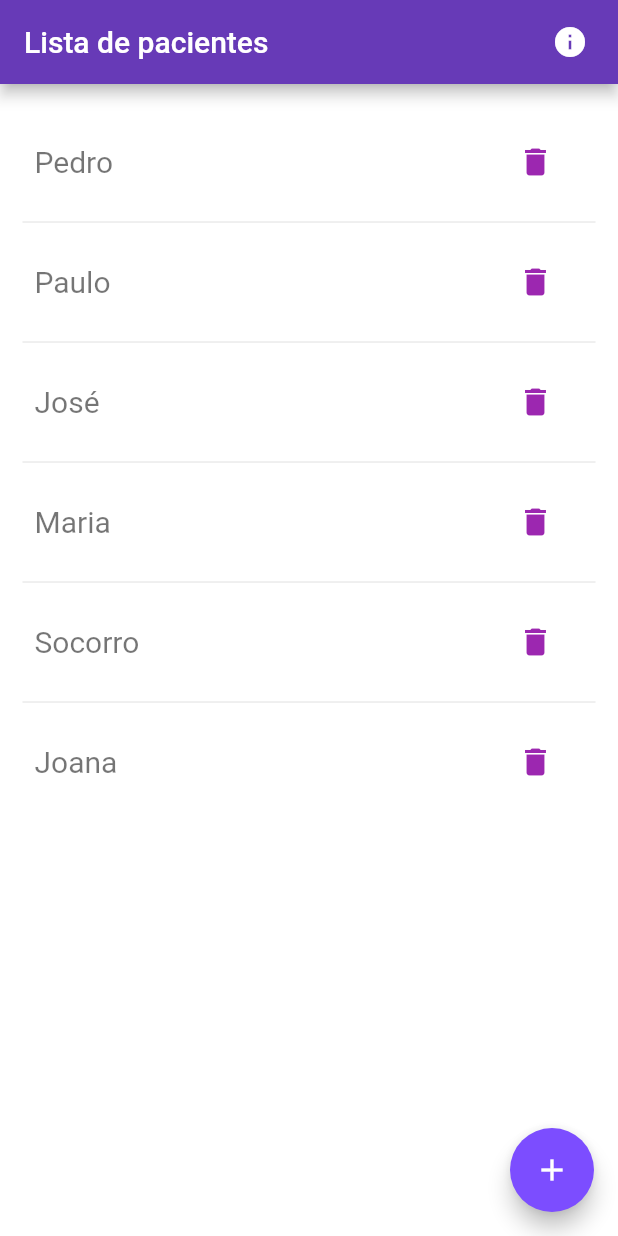
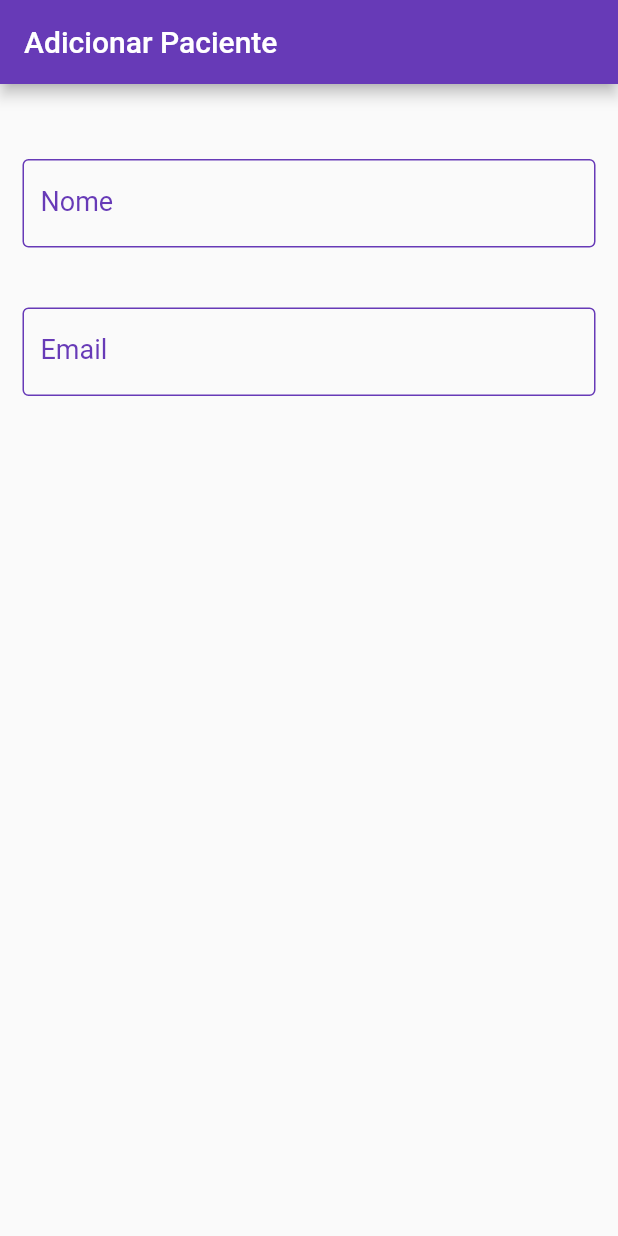
Before and after one commit to edmararocha/app_listagem, a Flutter app: the screen it shows after launch, after a tap on the "add" icon, on a phone screen of 412 x 824 dp. Run offline on Flutter 3.47's test engine with Material 2 defaults, Android fonts, the phone set to English and light mode, and no system bars.

Commit message:
init repository

```diff
--- a/lib/src/app_widget.dart
+++ b/lib/src/app_widget.dart
@@ -1,4 +1,6 @@
+import 'package:app_listagem/src/views/add_page.dart';
 import 'package:app_listagem/src/views/main_page.dart';
+import 'package:app_listagem/src/views/update_page.dart';
 import 'package:flutter/material.dart';
 
 class AppWidget extends StatelessWidget {
@@ -14,6 +16,8 @@ class AppWidget extends StatelessWidget {
       initialRoute: '/',
       routes: {
         "/": (context) => const MainPage(),
+        "/add_page": (context) => const AddPage(),
+        "/update_page": (context) => const UpdatePage()
       },
     );
   }
--- /dev/null
+++ b/lib/src/components/customField.dart
@@ -0,0 +1,21 @@
+import 'package:flutter/material.dart';
+
+class CustomField extends StatelessWidget {
+  final String labelText;
+
+  const CustomField({super.key, required this.labelText});
+
+  @override
+  Widget build(BuildContext context) {
+    return TextField(
+      cursorColor: Colors.deepPurple,
+      decoration: InputDecoration(
+          labelText: labelText,
+          labelStyle: const TextStyle(fontSize: 18, color: Colors.deepPurple),
+          enabledBorder: const OutlineInputBorder(
+              borderSide: BorderSide(color: Colors.deepPurple)),
+          focusedBorder: const OutlineInputBorder(
+              borderSide: BorderSide(color: Colors.deepPurple))),
+    );
+  }
+}
--- /dev/null
+++ b/lib/src/models/PatientModel.dart
@@ -0,0 +1 @@
+// ignore: file_names
--- /dev/null
+++ b/lib/src/views/add_page.dart
@@ -0,0 +1,66 @@
+import 'package:flutter/material.dart';
+
+import '../components/customField.dart';
+
+class AddPage extends StatefulWidget {
+  const AddPage({super.key});
+
+  @override
+  State<AddPage> createState() => _AddPageState();
+}
+
+class _AddPageState extends State<AddPage> {
+
+	int? _value = 1;
+
+  @override
+  Widget build(BuildContext context) {
+    return Scaffold(
+      appBar: AppBar(
+        title: const Text("Adicionar Paciente"),
+        backgroundColor: Colors.deepPurple,
+      ),
+      // ignore: avoid_unnecessary_containers
+      body: Container(
+        child: Padding(
+          padding: const EdgeInsets.only(right: 15.0, left: 15.0, top: 50.0),
+          child: Column(
+            // ignore: prefer_const_literals_to_create_immutables
+            children: [
+              const CustomField(labelText: 'Nome'),
+              const SizedBox(
+                height: 40,
+              ),
+              const CustomField(labelText: "Email"),
+              const SizedBox(
+                height: 60,
+              ),
+              // Row(
+              //   children: <Widget>[
+              //     for (int i = 1; i <= 2; i++)
+              //       ListTile(
+              //         title: Text(
+              //           'Radio $i',
+              //           style: Theme.of(context).textTheme.subtitle1?.copyWith(
+              //               color: i == 5 ? Colors.black38 : Colors.black),
+              //         ),
+              //         leading: Radio(
+              //           value: i,
+              //           groupValue: _value,
+              //           activeColor: Color(0xFF6200EE),
+              //           onChanged: (value) => {
+							// 						setState(() {
+							// 							_value = value as int?;
+							// 						})
+							// 					},
+              //         ),
+              //       ),
+              //   ],
+              // )
+            ],
+          ),
+        ),
+      ),
+    );
+  }
+}
--- a/lib/src/views/main_page.dart
+++ b/lib/src/views/main_page.dart
@@ -52,7 +52,7 @@ class _MainPageState extends State<MainPage> {
                           backgroundColor: Colors.white60, elevation: 0),
                       child: const Icon(
                         Icons.delete,
-                        color: Colors.purple,
+                        color: Colors.deepPurple,
                       ),
                     ),
                   ],
@@ -65,7 +65,9 @@ class _MainPageState extends State<MainPage> {
         ),
       ),
       floatingActionButton: FloatingActionButton(
-        onPressed: () {},
+        onPressed: () {
+          Navigator.pushReplacementNamed(context, "/add_page");
+        },
         backgroundColor: Colors.deepPurpleAccent,
         child: const Icon(Icons.add),
       ),
--- /dev/null
+++ b/lib/src/views/update_page.dart
@@ -0,0 +1,15 @@
+import 'package:flutter/material.dart';
+
+class UpdatePage extends StatefulWidget {
+  const UpdatePage({super.key});
+
+  @override
+  State<UpdatePage> createState() => _UpdatePageState();
+}
+
+class _UpdatePageState extends State<UpdatePage> {
+  @override
+  Widget build(BuildContext context) {
+    return Container();
+  }
+}
```
